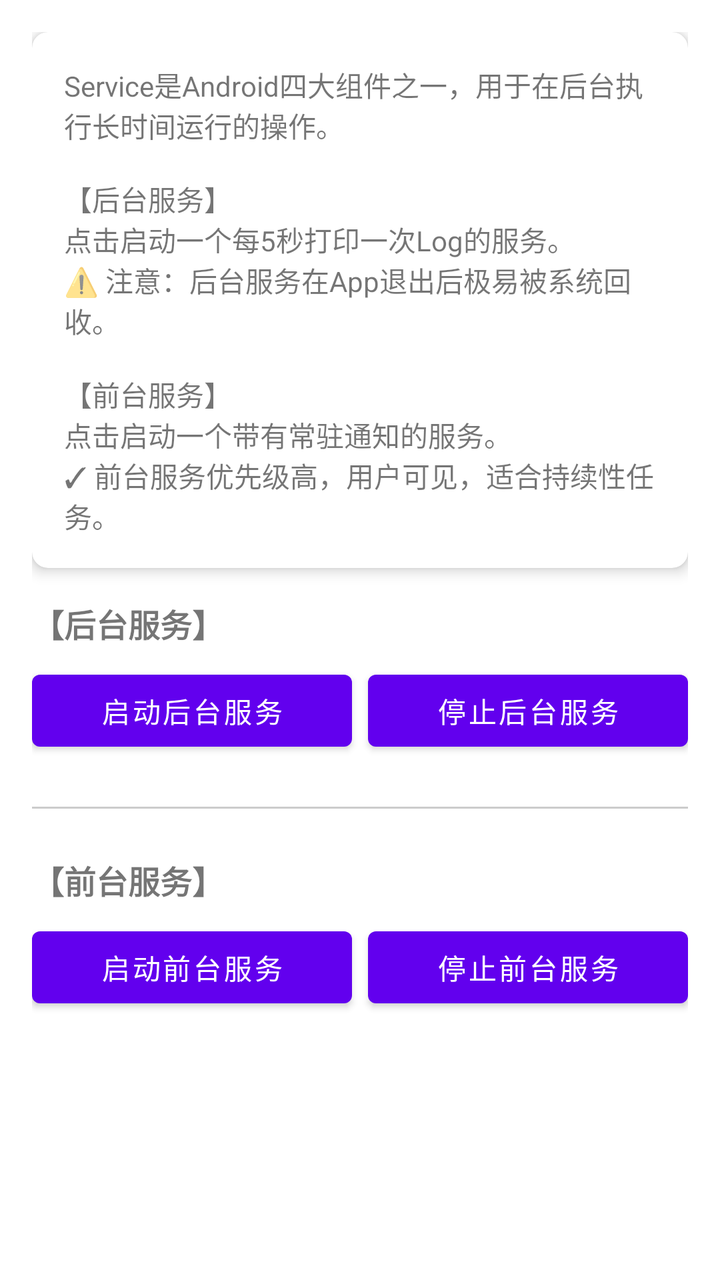
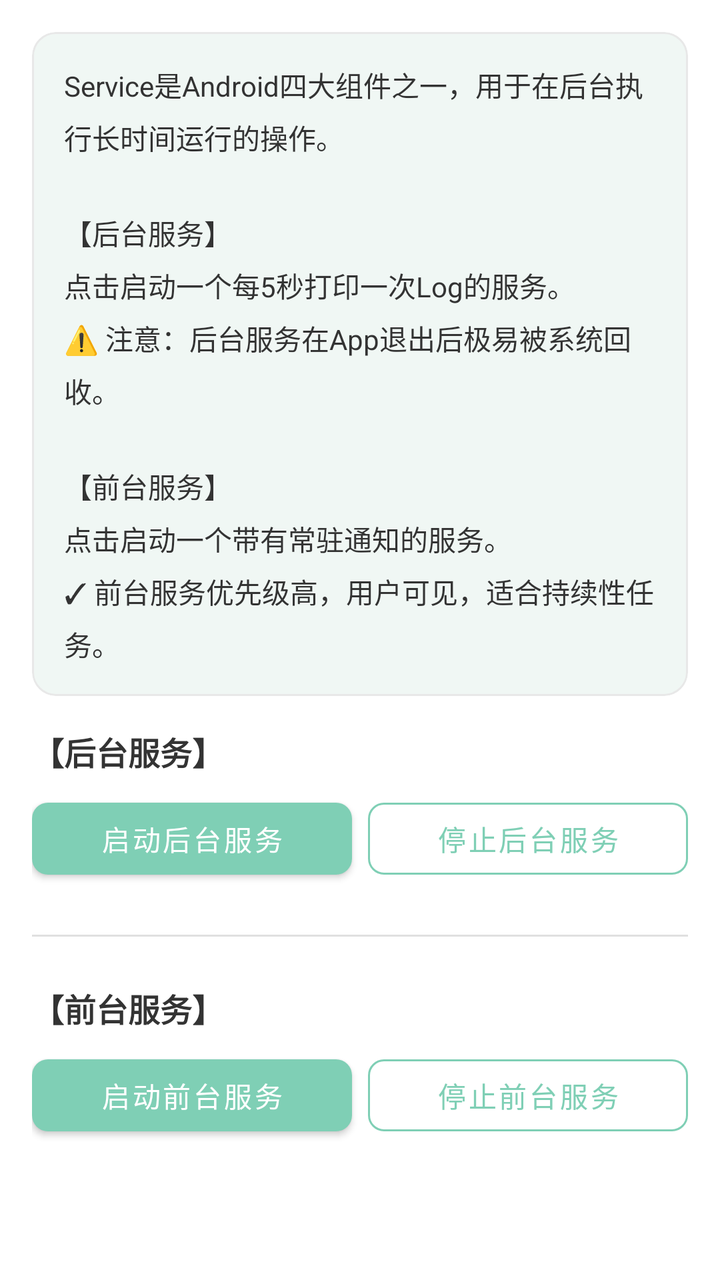

Compare the two renders of this Android layout. The source of the first and the diff that turns it into the second are given below.
<!-- AndroidManifest.xml: application theme Theme.AndroidComponentDemo -->
<!-- res/layout/fragment_service.xml -->
<?xml version="1.0" encoding="utf-8"?>
<ScrollView xmlns:android="http://schemas.android.com/apk/res/android"
    xmlns:app="http://schemas.android.com/apk/res-auto"
    android:layout_width="match_parent"
    android:layout_height="match_parent"
    android:fillViewport="true">

    <LinearLayout
        android:layout_width="match_parent"
        android:layout_height="wrap_content"
        android:orientation="vertical"
        android:padding="16dp">

        
        <androidx.cardview.widget.CardView
            android:layout_width="match_parent"
            android:layout_height="wrap_content"
            android:layout_marginBottom="16dp"
            app:cardCornerRadius="8dp"
            app:cardElevation="4dp">

            <TextView
                android:id="@+id/tv_service_intro"
                android:layout_width="match_parent"
                android:layout_height="wrap_content"
                android:padding="16dp"
                android:text="@string/service_intro"
                android:textSize="14sp" />

        </androidx.cardview.widget.CardView>

        
        <TextView
            android:layout_width="match_parent"
            android:layout_height="wrap_content"
            android:layout_marginBottom="8dp"
            android:text="@string/background_service"
            android:textSize="16sp"
            android:textStyle="bold" />

        <LinearLayout
            android:layout_width="match_parent"
            android:layout_height="wrap_content"
            android:orientation="horizontal">

            <Button
                android:id="@+id/btn_start_background"
                android:layout_width="0dp"
                android:layout_height="wrap_content"
                android:layout_marginEnd="8dp"
                android:layout_weight="1"
                android:text="@string/btn_start_background" />

            <Button
                android:id="@+id/btn_stop_background"
                android:layout_width="0dp"
                android:layout_height="wrap_content"
                android:layout_weight="1"
                android:text="@string/btn_stop_background" />

        </LinearLayout>

        <View
            android:layout_width="match_parent"
            android:layout_height="1dp"
            android:layout_marginVertical="24dp"
            android:background="#CCCCCC" />

        
        <TextView
            android:layout_width="match_parent"
            android:layout_height="wrap_content"
            android:layout_marginBottom="8dp"
            android:text="@string/foreground_service"
            android:textSize="16sp"
            android:textStyle="bold" />

        <LinearLayout
            android:layout_width="match_parent"
            android:layout_height="wrap_content"
            android:orientation="horizontal">

            <Button
                android:id="@+id/btn_start_foreground"
                android:layout_width="0dp"
                android:layout_height="wrap_content"
                android:layout_marginEnd="8dp"
                android:layout_weight="1"
                android:text="@string/btn_start_foreground" />

            <Button
                android:id="@+id/btn_stop_foreground"
                android:layout_width="0dp"
                android:layout_height="wrap_content"
                android:layout_weight="1"
                android:text="@string/btn_stop_foreground" />

        </LinearLayout>

    </LinearLayout>

</ScrollView>
<!-- resources referenced by this layout -->
<resources>
  <string name="background_service">【后台服务】</string>
  <string name="btn_start_background">启动后台服务</string>
  <string name="btn_start_foreground">启动前台服务</string>
  <string name="btn_stop_background">停止后台服务</string>
  <string name="btn_stop_foreground">停止前台服务</string>
  <string name="foreground_service">【前台服务】</string>
  <string name="service_intro">Service是Android四大组件之一，用于在后台执行长时间运行的操作。\n\n【后台服务】\n点击启动一个每5秒打印一次Log的服务。\n⚠️ 注意：后台服务在App退出后极易被系统回收。\n\n【前台服务】\n点击启动一个带有常驻通知的服务。\n✓ 前台服务优先级高，用户可见，适合持续性任务。</string>
  <style name="Theme.AndroidComponentDemo" parent="Theme.MaterialComponents.DayNight.NoActionBar">
          
          <item name="colorPrimary">@color/purple_500</item>
          <item name="colorPrimaryVariant">@color/purple_700</item>
          <item name="colorOnPrimary">@color/white</item>
          
          <item name="colorSecondary">@color/teal_200</item>
          <item name="colorSecondaryVariant">@color/teal_700</item>
          <item name="colorOnSecondary">@color/black</item>
          
          <item name="android:statusBarColor">?attr/colorPrimaryVariant</item>
      </style>
  <color name="purple_500">#FF6200EE</color>
  <color name="purple_700">#FF3700B3</color>
  <color name="white">#FFFFFFFF</color>
  <color name="teal_200">#FF03DAC5</color>
  <color name="teal_700">#FF018786</color>
  <color name="black">#FF000000</color>
</resources>

<!-- the commit's change to res/layout/fragment_service.xml (unified diff, before → after) -->
@@ -11,13 +11,11 @@
         android:orientation="vertical"
         android:padding="16dp">
 
-        
-        <androidx.cardview.widget.CardView
+        <com.google.android.material.card.MaterialCardView
             android:layout_width="match_parent"
             android:layout_height="wrap_content"
             android:layout_marginBottom="16dp"
-            app:cardCornerRadius="8dp"
-            app:cardElevation="4dp">
+            style="@style/IntroCardStyle">
 
             <TextView
                 android:id="@+id/tv_service_intro"
@@ -25,76 +23,80 @@
                 android:layout_height="wrap_content"
                 android:padding="16dp"
                 android:text="@string/service_intro"
-                android:textSize="14sp" />
+                android:textSize="14sp"
+                android:textColor="@color/text_primary"
+                android:lineSpacingMultiplier="1.3"/>
+        </com.google.android.material.card.MaterialCardView>
 
-        </androidx.cardview.widget.CardView>
-
-        
         <TextView
             android:layout_width="match_parent"
             android:layout_height="wrap_content"
             android:layout_marginBottom="8dp"
             android:text="@string/background_service"
             android:textSize="16sp"
-            android:textStyle="bold" />
+            android:textStyle="bold"
+            android:textColor="@color/text_primary"/>
+
+        <LinearLayout
+            android:layout_width="match_parent"
+            android:layout_height="wrap_content"
+            android:orientation="horizontal"
+            android:layout_marginBottom="24dp">
+
+            <com.google.android.material.button.MaterialButton
+                android:id="@+id/btn_start_background"
+                style="@style/PrimaryButton"
+                android:layout_width="0dp"
+                android:layout_height="wrap_content"
+                android:layout_marginEnd="8dp"
+                android:layout_weight="1"
+                android:text="@string/btn_start_background"/>
+
+            <com.google.android.material.button.MaterialButton
+                android:id="@+id/btn_stop_background"
+                style="@style/OutlineButton"
+                android:layout_width="0dp"
+                android:layout_height="wrap_content"
+                android:layout_weight="1"
+                android:text="@string/btn_stop_background"/>
+        </LinearLayout>
+
+        <View
+            android:layout_width="match_parent"
+            android:layout_height="1dp"
+            android:layout_marginBottom="24dp"
+            android:background="@color/divider"/>
+
+        <TextView
+            android:layout_width="match_parent"
+            android:layout_height="wrap_content"
+            android:layout_marginBottom="8dp"
+            android:text="@string/foreground_service"
+            android:textSize="16sp"
+            android:textStyle="bold"
+            android:textColor="@color/text_primary"/>
 
         <LinearLayout
             android:layout_width="match_parent"
             android:layout_height="wrap_content"
             android:orientation="horizontal">
 
-            <Button
-                android:id="@+id/btn_start_background"
+            <com.google.android.material.button.MaterialButton
+                android:id="@+id/btn_start_foreground"
+                style="@style/PrimaryButton"
                 android:layout_width="0dp"
                 android:layout_height="wrap_content"
                 android:layout_marginEnd="8dp"
                 android:layout_weight="1"
-                android:text="@string/btn_start_background" />
+                android:text="@string/btn_start_foreground"/>
 
-            <Button
-                android:id="@+id/btn_stop_background"
+            <com.google.android.material.button.MaterialButton
+                android:id="@+id/btn_stop_foreground"
+                style="@style/OutlineButton"
                 android:layout_width="0dp"
                 android:layout_height="wrap_content"
                 android:layout_weight="1"
-                android:text="@string/btn_stop_background" />
-
-        </LinearLayout>
-
-        <View
-            android:layout_width="match_parent"
-            android:layout_height="1dp"
-            android:layout_marginVertical="24dp"
-            android:background="#CCCCCC" />
-
-        
-        <TextView
-            android:layout_width="match_parent"
-            android:layout_height="wrap_content"
-            android:layout_marginBottom="8dp"
-            android:text="@string/foreground_service"
-            android:textSize="16sp"
-            android:textStyle="bold" />
-
-        <LinearLayout
-            android:layout_width="match_parent"
-            android:layout_height="wrap_content"
-            android:orientation="horizontal">
-
-            <Button
-                android:id="@+id/btn_start_foreground"
-                android:layout_width="0dp"
-                android:layout_height="wrap_content"
-                android:layout_marginEnd="8dp"
-                android:layout_weight="1"
-                android:text="@string/btn_start_foreground" />
-
-            <Button
-                android:id="@+id/btn_stop_foreground"
-                android:layout_width="0dp"
-                android:layout_height="wrap_content"
-                android:layout_weight="1"
-                android:text="@string/btn_stop_foreground" />
-
+                android:text="@string/btn_stop_foreground"/>
         </LinearLayout>
 
     </LinearLayout>
<!-- resource entries referenced after the edit -->
@@ -1,5 +1,7 @@
 <!-- resources referenced by this layout -->
 <resources>
+  <color name="divider">#E0E0E0</color>
+  <color name="text_primary">#333333</color>
   <string name="background_service">【后台服务】</string>
   <string name="btn_start_background">启动后台服务</string>
   <string name="btn_start_foreground">启动前台服务</string>
@@ -7,23 +9,63 @@
   <string name="btn_stop_foreground">停止前台服务</string>
   <string name="foreground_service">【前台服务】</string>
   <string name="service_intro">Service是Android四大组件之一，用于在后台执行长时间运行的操作。\n\n【后台服务】\n点击启动一个每5秒打印一次Log的服务。\n⚠️ 注意：后台服务在App退出后极易被系统回收。\n\n【前台服务】\n点击启动一个带有常驻通知的服务。\n✓ 前台服务优先级高，用户可见，适合持续性任务。</string>
+  <style name="IntroCardStyle" parent="CardStyle">
+          <item name="cardBackgroundColor">@color/card_intro_background</item>
+      </style>
+  <style name="OutlineButton" parent="Widget.MaterialComponents.Button.OutlinedButton">
+          <item name="strokeColor">@color/secondary</item>
+          <item name="android:textColor">@color/secondary</item>
+          <item name="cornerRadius">8dp</item>
+      </style>
+  <style name="PrimaryButton" parent="Widget.MaterialComponents.Button">
+          <item name="backgroundTint">@color/secondary</item>
+          <item name="android:textColor">@color/white</item>
+          <item name="cornerRadius">8dp</item>
+      </style>
   <style name="Theme.AndroidComponentDemo" parent="Theme.MaterialComponents.DayNight.NoActionBar">
           
-          <item name="colorPrimary">@color/purple_500</item>
-          <item name="colorPrimaryVariant">@color/purple_700</item>
+          <item name="colorPrimary">@color/primary</item>
+          <item name="colorPrimaryVariant">@color/primary_dark</item>
           <item name="colorOnPrimary">@color/white</item>
           
-          <item name="colorSecondary">@color/teal_200</item>
-          <item name="colorSecondaryVariant">@color/teal_700</item>
-          <item name="colorOnSecondary">@color/black</item>
+          <item name="colorSecondary">@color/secondary</item>
+          <item name="colorSecondaryVariant">@color/secondary_dark</item>
+          <item name="colorOnSecondary">@color/white</item>
+          
+          <item name="android:windowBackground">@color/background</item>
+          <item name="colorSurface">@color/surface</item>
+          <item name="colorOnSurface">@color/text_primary</item>
+          
+          <item name="android:textColorPrimary">@color/text_primary</item>
+          <item name="android:textColorSecondary">@color/text_secondary</item>
+          <item name="android:textColorHint">@color/text_hint</item>
+          
+          <item name="colorAccent">@color/accent</item>
           
           <item name="android:statusBarColor">?attr/colorPrimaryVariant</item>
+          
+          <item name="android:navigationBarColor">@color/nav_background</item>
       </style>
-  <color name="purple_500">#FF6200EE</color>
-  <color name="purple_700">#FF3700B3</color>
+  <style name="CardStyle" parent="Widget.MaterialComponents.CardView">
+          <item name="cardCornerRadius">12dp</item>
+          <item name="cardElevation">0dp</item>
+          <item name="strokeWidth">1dp</item>
+          <item name="strokeColor">@color/card_stroke</item>
+          <item name="cardBackgroundColor">@color/card_background</item>
+      </style>
+  <color name="card_intro_background">#F0F7F4</color>
+  <color name="secondary">#7FCFB5</color>
   <color name="white">#FFFFFFFF</color>
-  <color name="teal_200">#FF03DAC5</color>
-  <color name="teal_700">#FF018786</color>
-  <color name="black">#FF000000</color>
+  <color name="primary">#2C3E50</color>
+  <color name="primary_dark">#1A252F</color>
+  <color name="secondary_dark">#5AB89E</color>
+  <color name="background">#FCFAF7</color>
+  <color name="surface">#FFFFFF</color>
+  <color name="text_secondary">#666666</color>
+  <color name="text_hint">#999999</color>
+  <color name="accent">#E8A87C</color>
+  <color name="nav_background">#FFFFFF</color>
+  <color name="card_stroke">#E8E8E8</color>
+  <color name="card_background">#FFFFFF</color>
 </resources>
 
